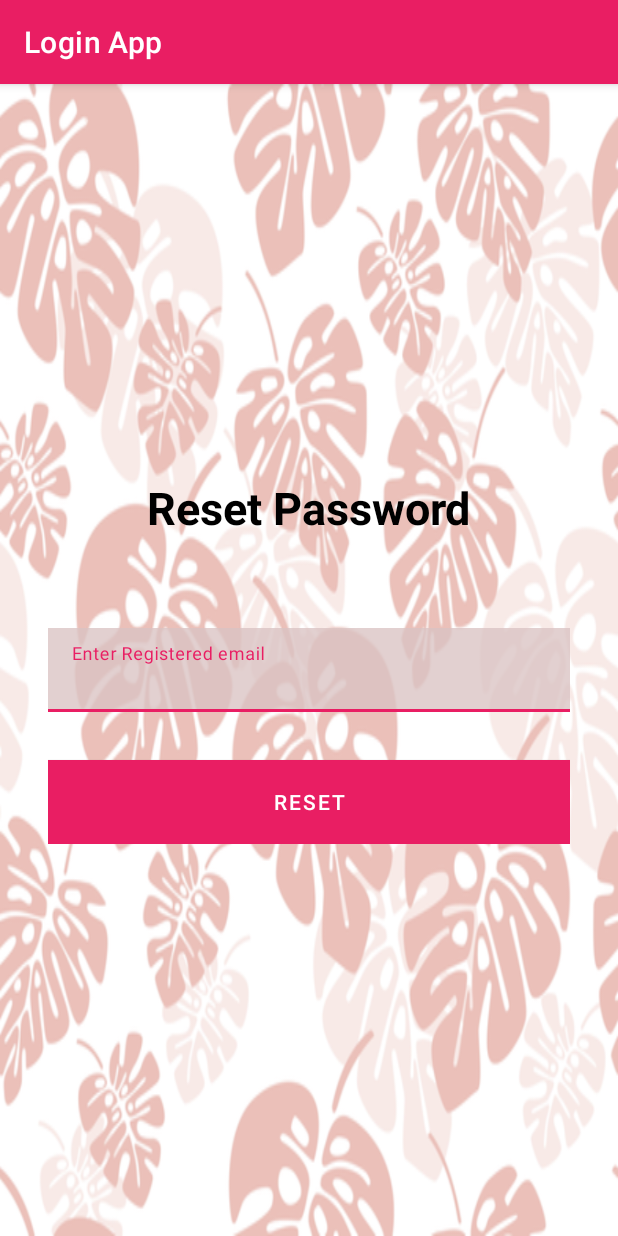
After one commit to priyanshsen19/LoginApp, an Android app: the ForgetpassActivity2 screen opened directly, with no data from a screen before it, on a phone screen of 412 x 824 dp. The commit adds this screen. Run offline under Robolectric (Android 15) with nearby library versions, the phone set to English and light mode, and no system bars; our stand-ins replace Firebase (no records; nobody signed in at launch, a user with empty details on screens opened directly).

Commit message:
fourth commit

```diff
--- /dev/null
+++ b/app/src/main/java/com/example/safeyatra/ForgetpassActivity2.kt
@@ -0,0 +1,46 @@
+package com.example.safeyatra
+
+import android.content.Intent
+import androidx.appcompat.app.AppCompatActivity
+import android.os.Bundle
+import android.text.TextUtils
+import android.widget.Button
+import android.widget.EditText
+import android.widget.TextView
+import android.widget.Toast
+import com.google.android.gms.tasks.OnCompleteListener
+import com.google.firebase.auth.FirebaseAuth
+
+class ForgetpassActivity2 : AppCompatActivity() {
+
+    private lateinit var auth: FirebaseAuth
+
+    private lateinit var emailresetEt: EditText
+    private lateinit var resettv: Button
+    override fun onCreate(savedInstanceState: Bundle?) {
+        super.onCreate(savedInstanceState)
+        setContentView(R.layout.activity_forgetpass2)
+        emailresetEt = findViewById(R.id.regemail)
+        resettv = findViewById(R.id.ResetBtn)
+
+        auth = FirebaseAuth.getInstance()
+
+        resettv.setOnClickListener {
+            val email: String = emailresetEt.text.toString()
+            if(TextUtils.isEmpty(email)) {
+                Toast.makeText(applicationContext, "Please fill all the fields", Toast.LENGTH_SHORT).show()
+            } else{
+                auth.sendPasswordResetEmail(email).addOnCompleteListener(this, OnCompleteListener { task ->
+                    if(task.isSuccessful) {
+                        Toast.makeText(baseContext, "Password reset link sent successfully!", Toast.LENGTH_SHORT).show()
+                        val intent = Intent(this, MainActivity::class.java)
+                        startActivity(intent)
+                        finish()
+                    }else {
+                        Toast.makeText(baseContext, "Attempt failed!Check your email Id", Toast.LENGTH_SHORT).show()
+                    }
+                })
+            }
+        }
+    }
+}
--- /dev/null
+++ b/app/src/main/res/layout/activity_forgetpass2.xml
@@ -0,0 +1,55 @@
+<?xml version="1.0" encoding="utf-8"?>
+<androidx.constraintlayout.widget.ConstraintLayout xmlns:android="http://schemas.android.com/apk/res/android"
+    xmlns:app="http://schemas.android.com/apk/res-auto"
+    xmlns:tools="http://schemas.android.com/tools"
+    android:layout_width="match_parent"
+    android:layout_height="match_parent"
+    android:background="@drawable/bg1"
+    tools:context=".ForgetpassActivity2">
+        <LinearLayout
+            android:layout_width="match_parent"
+            android:layout_height="wrap_content"
+            android:layout_marginLeft="32dp"
+            android:layout_marginRight="32dp"
+            android:orientation="vertical"
+            app:layout_constraintBottom_toBottomOf="parent"
+            app:layout_constraintEnd_toEndOf="parent"
+            app:layout_constraintStart_toStartOf="parent"
+            app:layout_constraintTop_toTopOf="parent">
+
+            <TextView
+                android:id="@+id/textView2"
+                android:layout_width="wrap_content"
+                android:layout_height="wrap_content"
+                android:layout_gravity="center"
+                android:layout_marginBottom="60dp"
+                android:text="@string/reset_password"
+                android:textColor="@color/black"
+                android:textSize="30sp"
+                android:textStyle="bold" />
+
+            <com.google.android.material.textfield.TextInputLayout
+                android:layout_width="match_parent"
+                android:layout_height="56dp">
+
+                <EditText
+                    android:id="@+id/regemail"
+                    android:layout_width="match_parent"
+                    android:layout_height="match_parent"
+                    android:background="#C8DAC3C3"
+                    android:hint="@string/enter_registered_email"
+                    android:inputType="textEmailAddress"
+                    tools:ignore="Autofill,SpeakableTextPresentCheck" />
+
+            </com.google.android.material.textfield.TextInputLayout>
+
+            <Button
+                android:id="@+id/ResetBtn"
+                android:layout_width="match_parent"
+                android:layout_height="56dp"
+                android:layout_marginTop="32dp"
+                android:background="@color/maroon"
+                android:text="@string/resetpass" />
+        </LinearLayout>
+
+</androidx.constraintlayout.widget.ConstraintLayout>
--- a/app/src/main/res/layout/activity_main.xml
+++ b/app/src/main/res/layout/activity_main.xml
@@ -73,12 +73,13 @@
             android:layout_height="wrap_content"
             android:layout_gravity="center"
             android:clickable="true"
-            android:focusable="true"
             android:minHeight="48dp"
             android:text="@string/forgot_password"
+            android:onClick="forgetpass"
             android:textColor="#0C0C0C"
             android:textSize="20sp"
-            android:textStyle="bold" />
+            android:textStyle="bold"
+            android:focusable="true" />
 
         <RelativeLayout
             android:layout_width="match_parent"
--- a/app/src/main/res/layout/login_activity.xml
+++ b/app/src/main/res/layout/login_activity.xml
@@ -11,6 +11,8 @@
         android:layout_width="159dp"
         android:layout_height="75dp"
         android:text="@string/logged_in"
+        android:textColor="#12D31A"
+        android:textSize="34sp"
         app:layout_constraintBottom_toBottomOf="parent"
         app:layout_constraintEnd_toEndOf="parent"
         app:layout_constraintStart_toStartOf="parent"
--- a/app/src/main/res/values/strings.xml
+++ b/app/src/main/res/values/strings.xml
@@ -18,4 +18,7 @@
     <string name="name">Name</string>
     <string name="sign_in">Sign In</string>
     <string name="logname">LOGIN</string>
+    <string name="reset_password">Reset Password</string>
+    <string name="resetpass">Reset</string>
+    <string name="enter_registered_email">Enter Registered email</string>
 </resources>
--- a/build.gradle
+++ b/build.gradle
@@ -6,7 +6,7 @@ buildscript {
     }
     dependencies {
         classpath 'com.android.tools.build:gradle:7.1.2'
-        classpath "org.jetbrains.kotlin:kotlin-gradle-plugin:1.5.31"
+        classpath 'org.jetbrains.kotlin:kotlin-gradle-plugin:1.6.10'
         classpath 'com.google.gms:google-services:4.3.10'
 
         // NOTE: Do not place your application dependencies here; they belong
```
Also changed, not shown: app/src/main/AndroidManifest.xml (+6 -4 lines), app/src/main/java/com/example/safeyatra/MainActivity.kt (+15 -0 lines).
